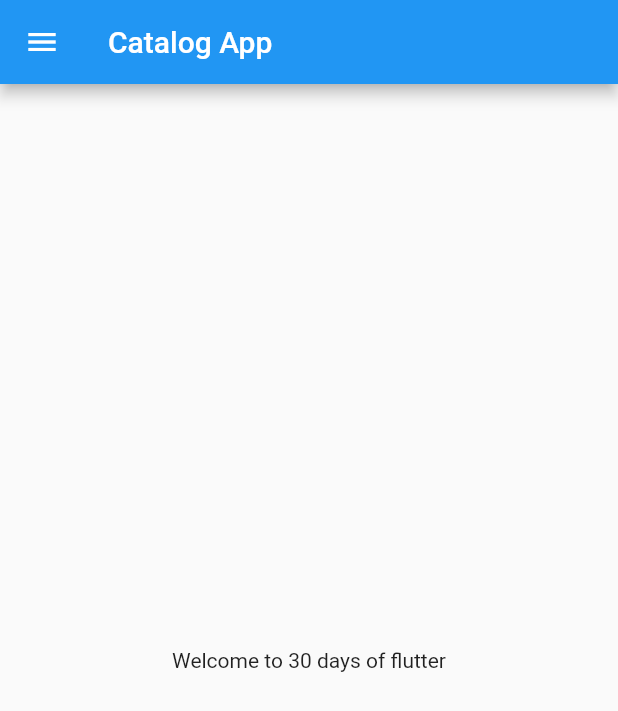
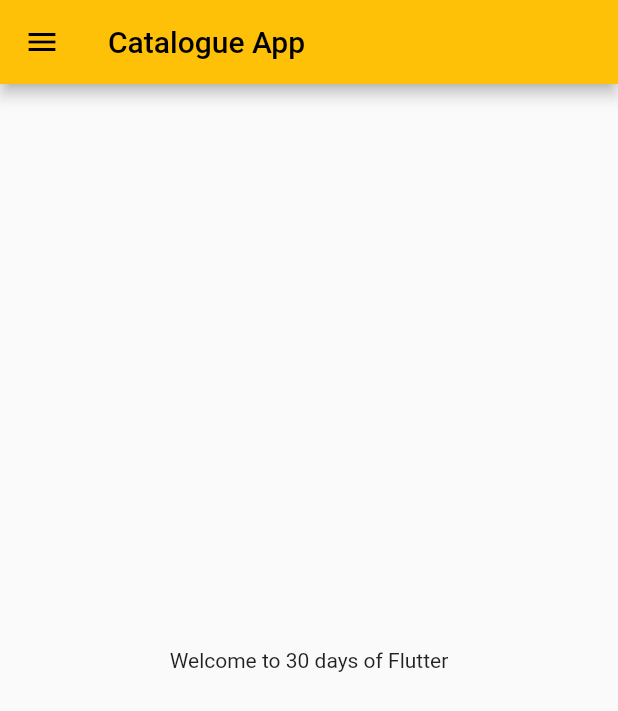
Before and after one commit to Abulaman23/30_days_of_Flutter, a Flutter app: the Homepage screen opened directly, on a phone screen of 412 x 824 dp. Shown: the top 711 px of the screen. Run offline on Flutter 3.47's test engine with Material 2 defaults, Android fonts, the phone set to English and light mode, and no system bars.

Commit message:
DAY 3 completed

```diff
--- a/lib/home_page.dart
+++ b/lib/pages/home_page.dart
@@ -2,16 +2,15 @@
 
 class Homepage extends StatelessWidget {
   const Homepage({super.key});
-
   @override
   Widget build(BuildContext context) {
     return Scaffold(
       appBar: AppBar(
-        title: Text("Catalog App"),
+        title: Text("Catalogue App"),
       ),
       body: Center(
         child: Container(
-          child: Text("Welcome to 30 days of flutter"),
+          child: Text("Welcome to 30 days of Flutter"),
         ),
       ),
       drawer: Drawer(),
```
Also changed, not shown: lib/main.dart (+12 -2 lines), lib/pages/login_page.dart (added, +20 -0 lines).
